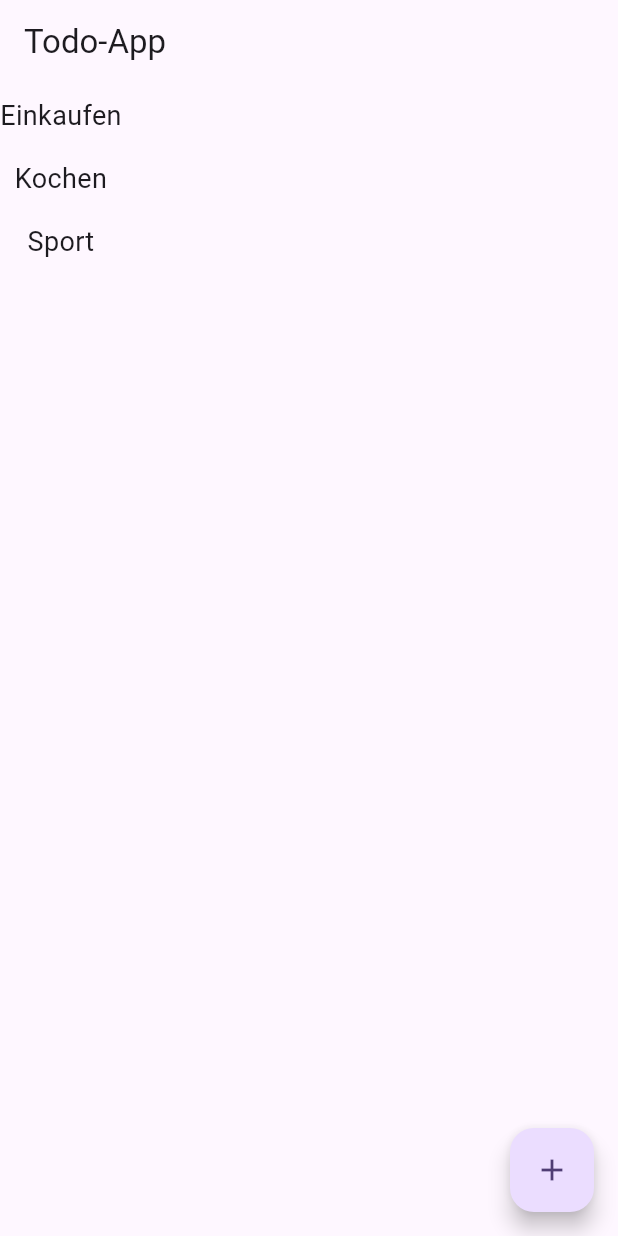
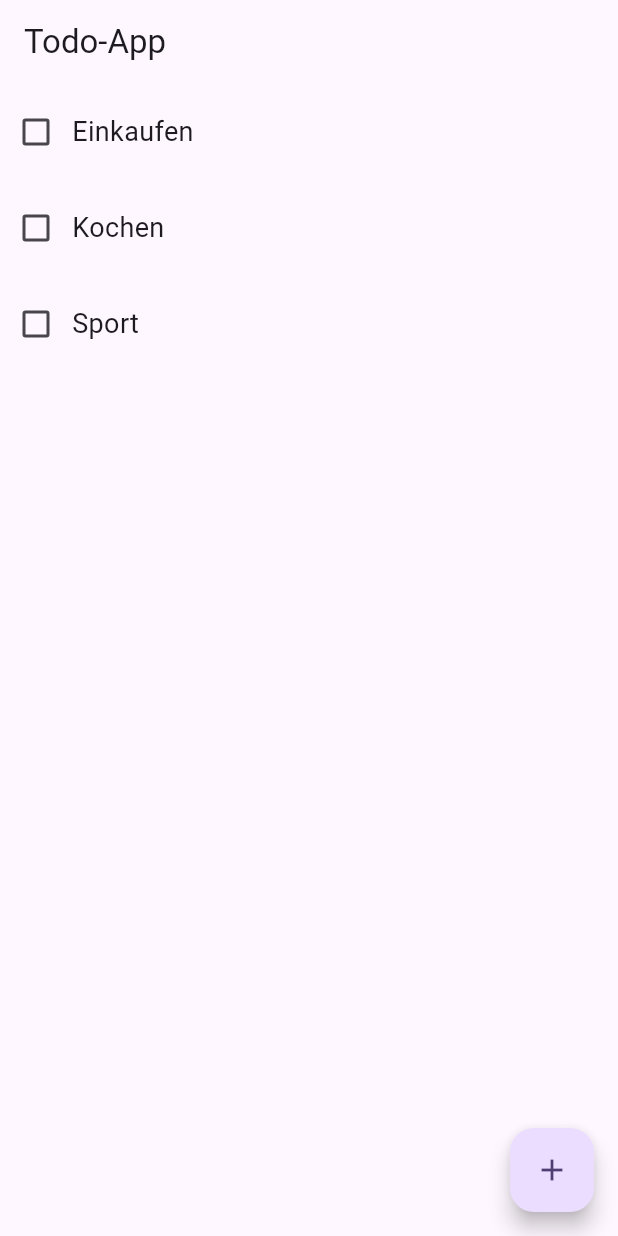
Before and after one commit to behrends/TodosFlutter, a Flutter app: the screen it shows after launch, on a phone screen of 412 x 824 dp. Run offline on Flutter 3.47's test engine with Material 3 defaults, Android fonts, the phone set to English and light mode, and no system bars.

Commit message:
Checkbox im TodoItem

```diff
--- a/lib/todo_item.dart
+++ b/lib/todo_item.dart
@@ -9,9 +9,17 @@ class TodoItem extends StatelessWidget {
   Widget build(BuildContext context) {
     return Padding(
       padding: const EdgeInsets.symmetric(vertical: 8.0),
-      child: Text(
-        title,
-        style: const TextStyle(fontSize: 18),
+      child: Row(
+        children: [
+          Checkbox(
+            value: false,
+            onChanged: (bool? value) { /* to be implemented */},
+          ),
+          Text(
+            title,
+            style: const TextStyle(fontSize: 18),
+          ),
+        ],
       ),
     );
   }
```
